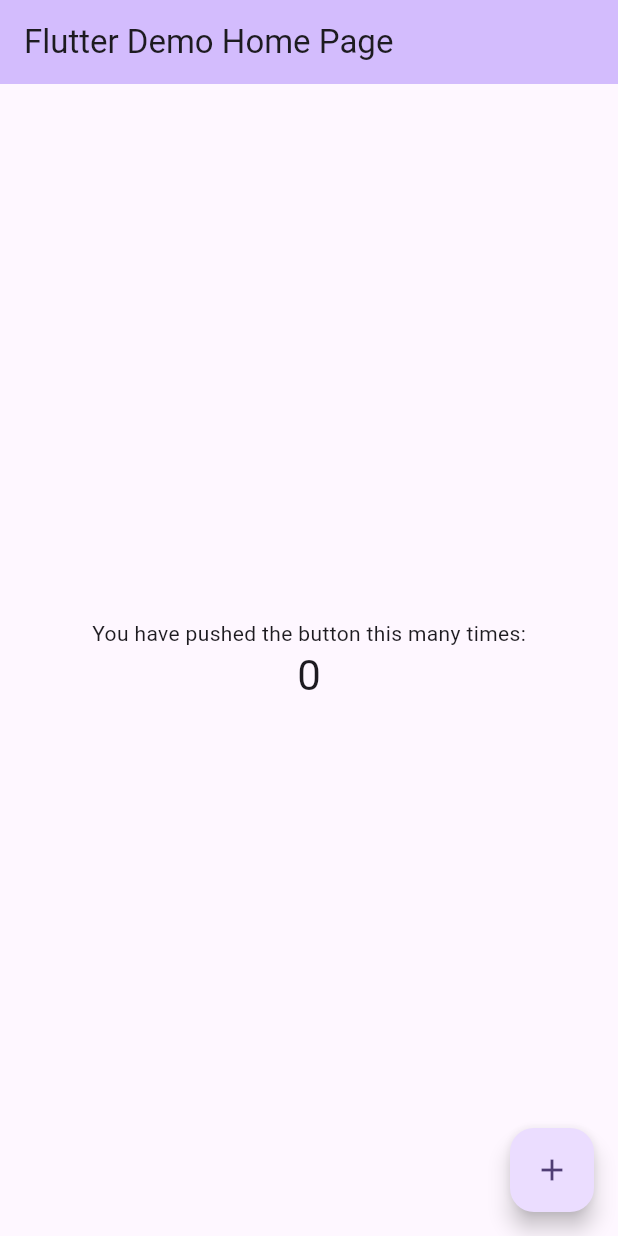
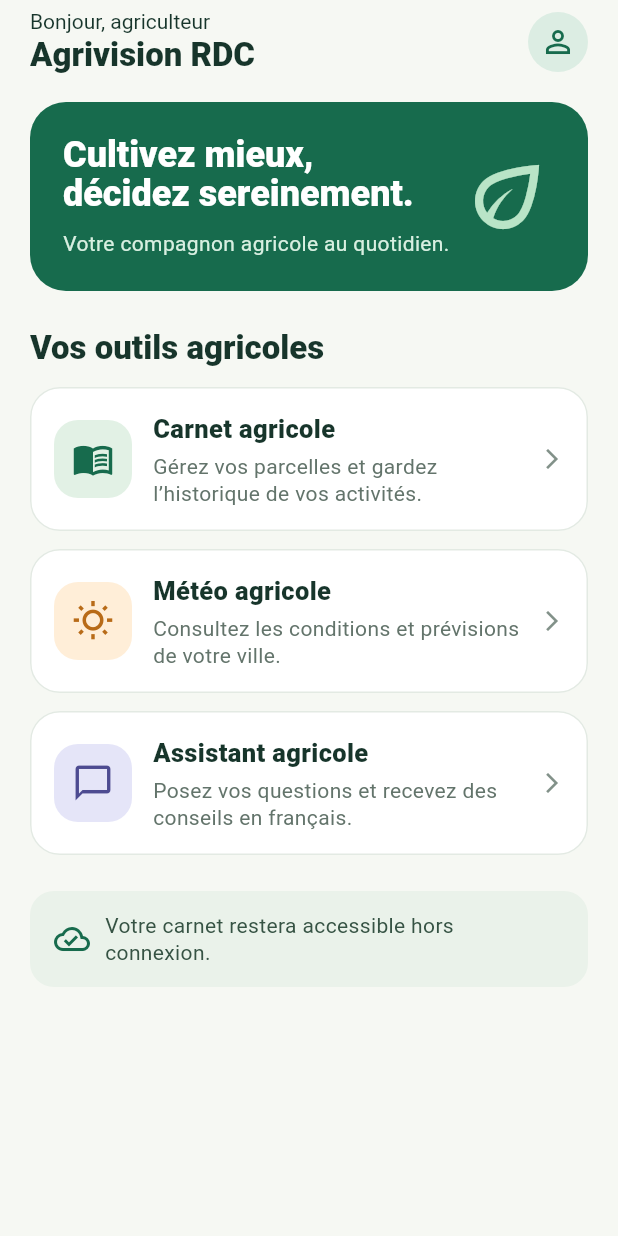
Before and after one commit to sefimiakanda/Agrivision-RDC, a Flutter app: the screen it shows after launch, on a phone screen of 412 x 824 dp. Run offline on Flutter 3.47's test engine with Material 3 defaults, Android fonts, the phone set to English and light mode, and no system bars.

Commit message:
feat: add Agrivision RDC home screen

```diff
--- a/lib/main.dart
+++ b/lib/main.dart
@@ -1,121 +1,314 @@
 import 'package:flutter/material.dart';
 
 void main() {
-  runApp(const MyApp());
+  runApp(const AgrivisionApp());
 }
 
-class MyApp extends StatelessWidget {
-  const MyApp({super.key});
+class AgrivisionApp extends StatelessWidget {
+  const AgrivisionApp({super.key});
 
-  // This widget is the root of your application.
   @override
   Widget build(BuildContext context) {
+    const primaryColor = Color(0xFF176B4D);
+
     return MaterialApp(
-      title: 'Flutter Demo',
+      title: 'Agrivision RDC',
+      debugShowCheckedModeBanner: false,
       theme: ThemeData(
-        // This is the theme of your application.
-        //
-        // TRY THIS: Try running your application with "flutter run". You'll see
-        // the application has a purple toolbar. Then, without quitting the app,
-        // try changing the seedColor in the colorScheme below to Colors.green
-        // and then invoke "hot reload" (save your changes or press the "hot
-        // reload" button in a Flutter-supported IDE, or press "r" if you used
-        // the command line to start the app).
-        //
-        // Notice that the counter didn't reset back to zero; the application
-        // state is not lost during the reload. To reset the state, use hot
-        // restart instead.
-        //
-        // This works for code too, not just values: Most code changes can be
-        // tested with just a hot reload.
-        colorScheme: .fromSeed(seedColor: Colors.deepPurple),
+        colorScheme: ColorScheme.fromSeed(
+          seedColor: primaryColor,
+          brightness: Brightness.light,
+        ),
+        scaffoldBackgroundColor: const Color(0xFFF6F8F3),
+        appBarTheme: const AppBarTheme(
+          backgroundColor: Color(0xFFF6F8F3),
+          foregroundColor: Color(0xFF17352B),
+          elevation: 0,
+        ),
+        cardTheme: const CardThemeData(
+          color: Colors.white,
+          elevation: 0,
+          margin: EdgeInsets.zero,
+          shape: RoundedRectangleBorder(
+            borderRadius: BorderRadius.all(Radius.circular(20)),
+            side: BorderSide(color: Color(0xFFE3EAE3)),
+          ),
+        ),
       ),
-      home: const MyHomePage(title: 'Flutter Demo Home Page'),
+      home: const HomeScreen(),
     );
   }
 }
 
-class MyHomePage extends StatefulWidget {
-  const MyHomePage({super.key, required this.title});
+class HomeScreen extends StatelessWidget {
+  const HomeScreen({super.key});
 
-  // This widget is the home page of your application. It is stateful, meaning
-  // that it has a State object (defined below) that contains fields that affect
-  // how it looks.
+  @override
+  Widget build(BuildContext context) {
+    return Scaffold(
+      appBar: AppBar(
+        titleSpacing: 20,
+        title: const Column(
+          crossAxisAlignment: CrossAxisAlignment.start,
+          children: [
+            Text(
+              'Bonjour, agriculteur',
+              style: TextStyle(fontSize: 14, fontWeight: FontWeight.w400),
+            ),
+            Text(
+              'Agrivision RDC',
+              style: TextStyle(fontSize: 22, fontWeight: FontWeight.w800),
+            ),
+          ],
+        ),
+        actions: const [
+          Padding(
+            padding: EdgeInsets.only(right: 20),
+            child: CircleAvatar(
+              backgroundColor: Color(0xFFDCEDE3),
+              child: Icon(Icons.person_outline, color: Color(0xFF176B4D)),
+            ),
+          ),
+        ],
+      ),
+      body: ListView(
+        padding: const EdgeInsets.fromLTRB(20, 12, 20, 28),
+        children: [
+          const _WelcomeBanner(),
+          const SizedBox(height: 24),
+          Text(
+            'Vos outils agricoles',
+            style: Theme.of(context).textTheme.titleLarge?.copyWith(
+              fontWeight: FontWeight.w800,
+              color: const Color(0xFF17352B),
+            ),
+          ),
+          const SizedBox(height: 12),
+          _FeatureCard(
+            key: const ValueKey('carnet-card'),
+            icon: Icons.menu_book_outlined,
+            color: const Color(0xFFE2F1E5),
+            iconColor: const Color(0xFF176B4D),
+            title: 'Carnet agricole',
+            description:
+                'Gérez vos parcelles et gardez l’historique de vos activités.',
+            onTap: () => _openModule(context, 'Carnet agricole'),
+          ),
+          const SizedBox(height: 12),
+          _FeatureCard(
+            key: const ValueKey('weather-card'),
+            icon: Icons.wb_sunny_outlined,
+            color: const Color(0xFFFFEED8),
+            iconColor: const Color(0xFFB86B18),
+            title: 'Météo agricole',
+            description:
+                'Consultez les conditions et prévisions de votre ville.',
+            onTap: () => _openModule(context, 'Météo agricole'),
+          ),
+          const SizedBox(height: 12),
+          _FeatureCard(
+            key: const ValueKey('assistant-card'),
+            icon: Icons.chat_bubble_outline,
+            color: const Color(0xFFE5E5F8),
+            iconColor: const Color(0xFF4D4B91),
+            title: 'Assistant agricole',
+            description:
+                'Posez vos questions et recevez des conseils en français.',
+            onTap: () => _openModule(context, 'Assistant agricole'),
+          ),
+          const SizedBox(height: 24),
+          const _OfflineNotice(),
+        ],
+      ),
+    );
+  }
 
-  // This class is the configuration for the state. It holds the values (in this
-  // case the title) provided by the parent (in this case the App widget) and
-  // used by the build method of the State. Fields in a Widget subclass are
-  // always marked "final".
+  void _openModule(BuildContext context, String title) {
+    Navigator.of(context).push(
+      MaterialPageRoute<void>(
+        builder: (_) => ModulePlaceholderScreen(title: title),
+      ),
+    );
+  }
+}
+
+class _WelcomeBanner extends StatelessWidget {
+  const _WelcomeBanner();
+
+  @override
+  Widget build(BuildContext context) {
+    return Container(
+      padding: const EdgeInsets.all(22),
+      decoration: BoxDecoration(
+        color: const Color(0xFF176B4D),
+        borderRadius: BorderRadius.circular(24),
+      ),
+      child: Row(
+        children: [
+          Expanded(
+            child: Column(
+              crossAxisAlignment: CrossAxisAlignment.start,
+              children: [
+                Text(
+                  'Cultivez mieux,\ndécidez sereinement.',
+                  style: Theme.of(context).textTheme.headlineSmall?.copyWith(
+                    color: Colors.white,
+                    fontWeight: FontWeight.w800,
+                    height: 1.1,
+                  ),
+                ),
+                const SizedBox(height: 10),
+                const Text(
+                  'Votre compagnon agricole au quotidien.',
+                  style: TextStyle(color: Color(0xFFD8EFE1), height: 1.4),
+                ),
+              ],
+            ),
+          ),
+          const Icon(Icons.eco_outlined, size: 64, color: Color(0xFFB9E4C7)),
+        ],
+      ),
+    );
+  }
+}
+
+class _FeatureCard extends StatelessWidget {
+  const _FeatureCard({
+    super.key,
+    required this.icon,
+    required this.color,
+    required this.iconColor,
+    required this.title,
+    required this.description,
+    required this.onTap,
+  });
+
+  final IconData icon;
+  final Color color;
+  final Color iconColor;
+  final String title;
+  final String description;
+  final VoidCallback onTap;
+
+  @override
+  Widget build(BuildContext context) {
+    return Card(
+      child: InkWell(
+        onTap: onTap,
+        borderRadius: BorderRadius.circular(20),
+        child: Padding(
+          padding: const EdgeInsets.all(16),
+          child: Row(
+            children: [
+              Container(
+                width: 52,
+                height: 52,
+                decoration: BoxDecoration(
+                  color: color,
+                  borderRadius: BorderRadius.circular(16),
+                ),
+                child: Icon(icon, color: iconColor, size: 28),
+              ),
+              const SizedBox(width: 14),
+              Expanded(
+                child: Column(
+                  crossAxisAlignment: CrossAxisAlignment.start,
+                  children: [
+                    Text(
+                      title,
+                      style: const TextStyle(
+                        color: Color(0xFF17352B),
+                        fontSize: 17,
+                        fontWeight: FontWeight.w800,
+                      ),
+                    ),
+                    const SizedBox(height: 4),
+                    Text(
+                      description,
+                      style: const TextStyle(
+                        color: Color(0xFF63746B),
+                        height: 1.3,
+                      ),
+                    ),
+                  ],
+                ),
+              ),
+              const Icon(
+                Icons.arrow_forward_ios,
+                size: 16,
+                color: Color(0xFF829189),
+              ),
+            ],
+          ),
+        ),
+      ),
+    );
+  }
+}
+
+class _OfflineNotice extends StatelessWidget {
+  const _OfflineNotice();
+
+  @override
+  Widget build(BuildContext context) {
+    return Container(
+      padding: const EdgeInsets.symmetric(horizontal: 16, vertical: 14),
+      decoration: BoxDecoration(
+        color: const Color(0xFFEAF2EA),
+        borderRadius: BorderRadius.circular(16),
+      ),
+      child: const Row(
+        children: [
+          Icon(Icons.cloud_done_outlined, color: Color(0xFF176B4D)),
+          SizedBox(width: 10),
+          Expanded(
+            child: Text(
+              'Votre carnet restera accessible hors connexion.',
+              style: TextStyle(color: Color(0xFF365344), height: 1.3),
+            ),
+          ),
+        ],
+      ),
+    );
+  }
+}
+
+class ModulePlaceholderScreen extends StatelessWidget {
+  const ModulePlaceholderScreen({super.key, required this.title});
 
   final String title;
 
   @override
-  State<MyHomePage> createState() => _MyHomePageState();
-}
-
-class _MyHomePageState extends State<MyHomePage> {
-  int _counter = 0;
-
-  void _incrementCounter() {
-    setState(() {
-      // This call to setState tells the Flutter framework that something has
-      // changed in this State, which causes it to rerun the build method below
-      // so that the display can reflect the updated values. If we changed
-      // _counter without calling setState(), then the build method would not be
-      // called again, and so nothing would appear to happen.
-      _counter++;
-    });
-  }
-
-  @override
   Widget build(BuildContext context) {
-    // This method is rerun every time setState is called, for instance as done
-    // by the _incrementCounter method above.
-    //
-    // The Flutter framework has been optimized to make rerunning build methods
-    // fast, so that you can just rebuild anything that needs updating rather
-    // than having to individually change instances of widgets.
     return Scaffold(
-      appBar: AppBar(
-        // TRY THIS: Try changing the color here to a specific color (to
-        // Colors.amber, perhaps?) and trigger a hot reload to see the AppBar
-        // change color while the other colors stay the same.
-        backgroundColor: Theme.of(context).colorScheme.inversePrimary,
-        // Here we take the value from the MyHomePage object that was created by
-        // the App.build method, and use it to set our appbar title.
-        title: Text(widget.title),
-      ),
+      appBar: AppBar(title: Text(title)),
       body: Center(
-        // Center is a layout widget. It takes a single child and positions it
-        // in the middle of the parent.
-        child: Column(
-          // Column is also a layout widget. It takes a list of children and
-          // arranges them vertically. By default, it sizes itself to fit its
-          // children horizontally, and tries to be as tall as its parent.
-          //
-          // Column has various properties to control how it sizes itself and
-          // how it positions its children. Here we use mainAxisAlignment to
-          // center the children vertically; the main axis here is the vertical
-          // axis because Columns are vertical (the cross axis would be
-          // horizontal).
-          //
-          // TRY THIS: Invoke "debug painting" (choose the "Toggle Debug Paint"
-          // action in the IDE, or press "p" in the console), to see the
-          // wireframe for each widget.
-          mainAxisAlignment: .center,
-          children: [
-            const Text('You have pushed the button this many times:'),
-            Text(
-              '$_counter',
-              style: Theme.of(context).textTheme.headlineMedium,
-            ),
-          ],
+        child: Padding(
+          padding: const EdgeInsets.all(24),
+          child: Column(
+            mainAxisAlignment: MainAxisAlignment.center,
+            children: [
+              const Icon(
+                Icons.construction_outlined,
+                size: 48,
+                color: Color(0xFF176B4D),
+              ),
+              const SizedBox(height: 16),
+              Text(
+                title,
+                style: Theme.of(context).textTheme.headlineSmall?.copyWith(
+                  fontWeight: FontWeight.w800,
+                ),
+                textAlign: TextAlign.center,
+              ),
+              const SizedBox(height: 8),
+              const Text(
+                'Ce module sera construit dans la prochaine étape.',
+                textAlign: TextAlign.center,
+              ),
+            ],
+          ),
         ),
-      ),
-      floatingActionButton: FloatingActionButton(
-        onPressed: _incrementCounter,
-        tooltip: 'Increment',
-        child: const Icon(Icons.add),
       ),
     );
   }
--- a/pubspec.yaml
+++ b/pubspec.yaml
@@ -19,7 +19,7 @@ publish_to: 'none' # Remove this line if you wish to publish to pub.dev
 version: 1.0.0+1
 
 environment:
-  sdk: ^3.13.2
+  sdk: ^3.12.0
 
 # Dependencies specify other packages that your package needs in order to work.
 # To automatically upgrade your package dependencies to the latest versions
```
Also changed, not shown: pubspec.lock, 1 other file.
